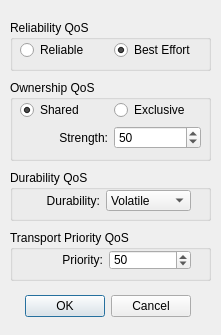
Before: the Qt Designer form demo/ishapes/writerQosForm.ui in nevion/simd-cxx-old, drawn with Qt 5.
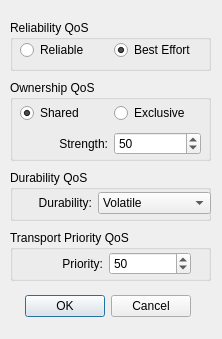
After: the same form once the commit is applied.

What changed in the file:
```diff
--- a/demo/ishapes/writerQosForm.ui
+++ b/demo/ishapes/writerQosForm.ui
@@ -9,8 +9,8 @@
    <rect>
     <x>0</x>
     <y>0</y>
-    <width>221</width>
-    <height>335</height>
+    <width>222</width>
+    <height>339</height>
    </rect>
   </property>
   <property name="windowTitle">
@@ -98,7 +98,7 @@
       <x>10</x>
       <y>20</y>
       <width>181</width>
-      <height>51</height>
+      <height>59</height>
      </rect>
     </property>
     <layout class="QVBoxLayout" name="verticalLayout">
@@ -180,7 +180,7 @@
       <x>10</x>
       <y>20</y>
       <width>171</width>
-      <height>20</height>
+      <height>27</height>
      </rect>
     </property>
     <layout class="QHBoxLayout" name="horizontalLayout_5">
@@ -221,8 +221,8 @@
      <rect>
       <x>10</x>
       <y>20</y>
-      <width>171</width>
-      <height>21</height>
+      <width>191</width>
+      <height>26</height>
      </rect>
     </property>
     <layout class="QHBoxLayout" name="horizontalLayout_6">
@@ -243,6 +243,11 @@
          <string>Volatile</string>
         </property>
        </item>
+       <item>
+        <property name="text">
+         <string>Transient Local</string>
+        </property>
+       </item>
        <item>
         <property name="text">
          <string>Transient</string>
```
